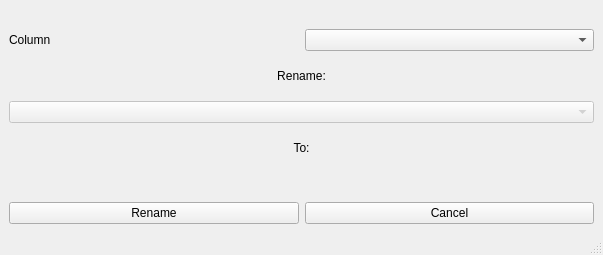
The window that mvts_analyzer/ui/raw/rename_label_window.ui (Woutah/MVTS-Analyzer) describes before a commit, drawn with Qt 5.
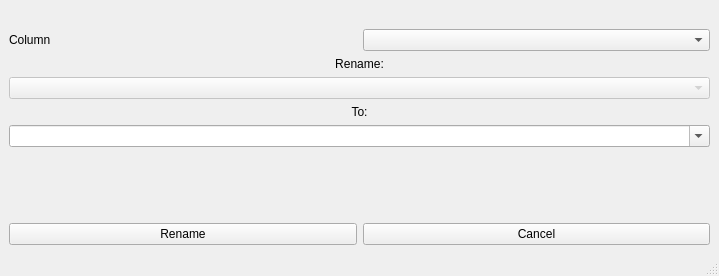
The same window after the commit. Icons and pictures are not drawn.

Commit message: Backup UI files before move to .svg files

What changed in the file:
```diff
--- a/mvts_analyzer/ui/raw/rename_label_window.ui
+++ b/mvts_analyzer/ui/raw/rename_label_window.ui
@@ -6,15 +6,15 @@
    <rect>
     <x>0</x>
     <y>0</y>
-    <width>603</width>
-    <height>255</height>
+    <width>719</width>
+    <height>276</height>
    </rect>
   </property>
   <property name="windowTitle">
    <string>Rename Label</string>
   </property>
   <widget class="QWidget" name="centralwidget">
-   <layout class="QVBoxLayout" name="verticalLayout_2" stretch="0,1,1,1">
+   <layout class="QVBoxLayout" name="verticalLayout_2" stretch="0,0,0,1,0">
     <property name="sizeConstraint">
      <enum>QLayout::SetMinimumSize</enum>
     </property>
@@ -74,8 +74,28 @@
         </property>
        </widget>
       </item>
+      <item>
+       <widget class="QComboBox" name="toComboBox">
+        <property name="editable">
+         <bool>true</bool>
+        </property>
+       </widget>
+      </item>
      </layout>
     </item>
+    <item>
+     <spacer name="verticalSpacer">
+      <property name="orientation">
+       <enum>Qt::Vertical</enum>
+      </property>
+      <property name="sizeHint" stdset="0">
+       <size>
+        <width>20</width>
+        <height>40</height>
+       </size>
+      </property>
+     </spacer>
+    </item>
     <item>
      <layout class="QHBoxLayout" name="horizontalLayout" stretch="0,0">
       <property name="spacing">
```
Left out of the diff: 12 changed lines with no effect on the pictures. The commit also changes 3 other files.
